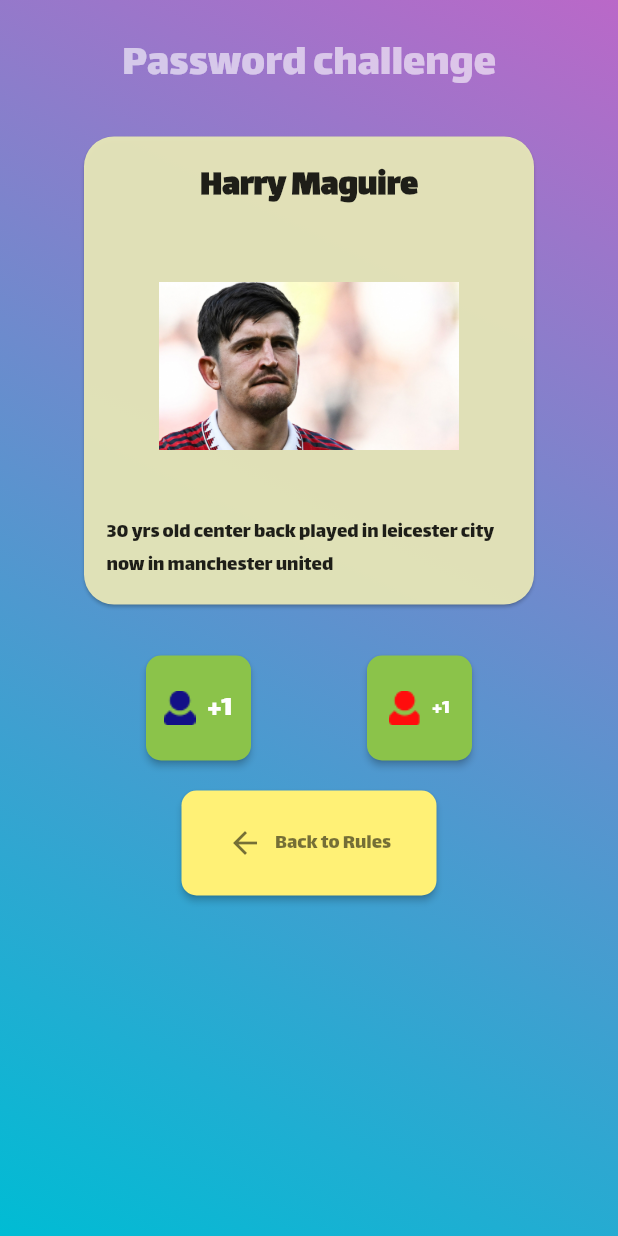
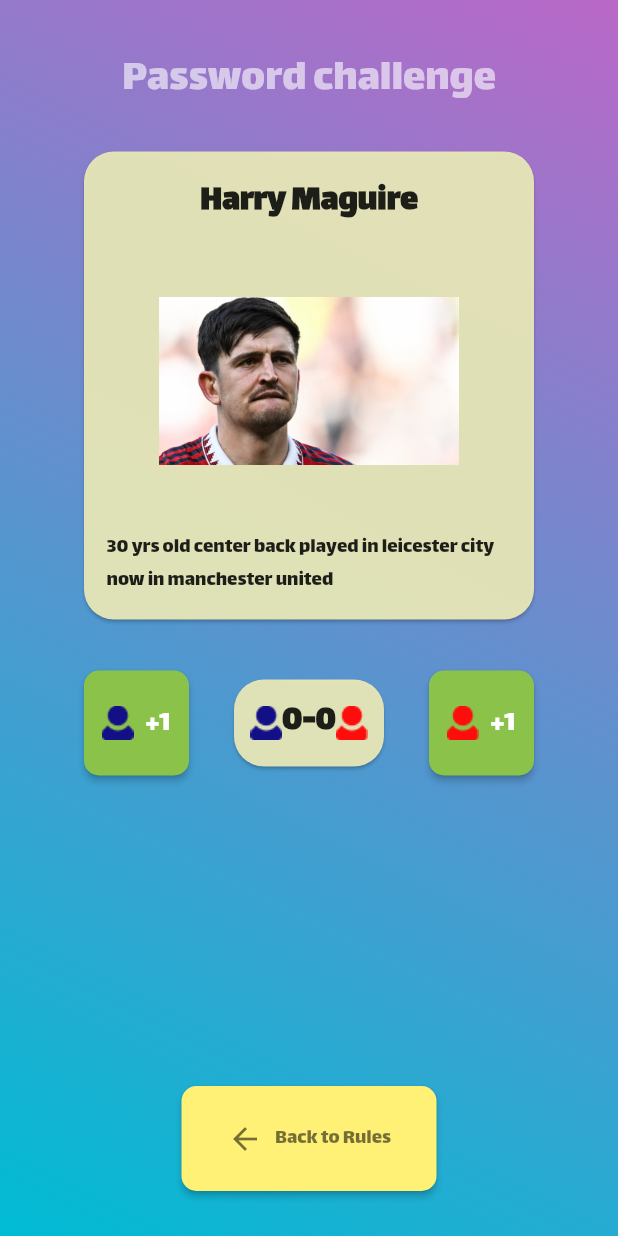
Before and after one commit to houssam-1553/tuto, a Flutter app: the passwordPage1 screen opened directly, on a phone screen of 412 x 824 dp. Run offline on Flutter 3.47's test engine with Material 2 defaults, Android fonts, the phone set to English and light mode, and no system bars.

Commit message:
password challange second try zid syi m3a status bar ida 9dert tdirlo hide

```diff
--- a/lib/main.dart
+++ b/lib/main.dart
@@ -1,20 +1,38 @@
 import 'dart:async';
 import 'package:flutter/material.dart';
+import 'package:flutter/services.dart';
 
 void main() {
+  /*SystemChrome.setEnabledSystemUIMode(SystemUiMode.immersiveSticky);*/
   runApp(MyApp());
 }
 
 class MyApp extends StatelessWidget {
   @override
   Widget build(BuildContext context) {
+    // Hide the status bar for the entire app
+
+
+    // Set the SystemUiOverlayStyle to match your design preferences
+    SystemChrome.setSystemUIOverlayStyle(
+      SystemUiOverlayStyle(
+        statusBarColor: Colors.transparent,
+        systemNavigationBarColor: Colors.transparent,
+        statusBarIconBrightness: Brightness.dark,
+        systemNavigationBarIconBrightness: Brightness.dark,
+      ),
+    );
     return MaterialApp(
       theme: ThemeData(
         fontFamily: 'Lalezar-Regular', // Specify your custom font family here
       ),
       home: SplashScreen(),
+      /*home: FirstPage(gradientColors: [
+        Colors.purple[300]!,
+        Colors.cyan,
+      ],),*/
     );
-  }
+    }
 }
 
 class SplashScreen extends StatefulWidget {
@@ -554,8 +572,9 @@ class passwordPage1 extends StatelessWidget {
   @override
   Widget build(BuildContext context) {
     return Scaffold(
-      body: Container(
-        padding: EdgeInsets.all(20),
+      body:SafeArea(
+      child :Container(
+        padding: EdgeInsets.all(30),
         decoration: BoxDecoration(
           gradient: LinearGradient(
             begin: Alignment.topRight,
@@ -568,15 +587,14 @@ class passwordPage1 extends StatelessWidget {
             mainAxisAlignment: MainAxisAlignment.start,
             crossAxisAlignment: CrossAxisAlignment.center,
             children: [
-              Container(
-                child: Text(
+               Text(
                   "Password challenge",
                   style: TextStyle(
                     fontSize: 30,
                     color: Colors.white60,
                   ),
                 ),
-              ),
+
               SizedBox(
                 height: 20,
               ),
@@ -595,15 +613,14 @@ class passwordPage1 extends StatelessWidget {
                     mainAxisAlignment: MainAxisAlignment.center,
 
                     children: [
-                      Center(
-                        child: Text(
+                      Text(
                           'Harry Maguire',
                           style: TextStyle(
                             fontSize: 24,
                             fontWeight: FontWeight.bold,
                           ),
                         ),
-                      ),
+
                       Image.asset("assets/images/harryy.png"
                       ,height: 200,
                         width: 200,
@@ -624,7 +641,7 @@ class passwordPage1 extends StatelessWidget {
                       Navigator.push(
                         context,
                         MaterialPageRoute(
-                          builder: (context) => FirstPage(
+                          builder: (context) => passwordPage1(
                             gradientColors: [
                               Colors.purple[300]!,
                               Colors.cyan,
@@ -656,12 +673,55 @@ class passwordPage1 extends StatelessWidget {
                     style:TextStyle(fontSize: 20),),
 
                   ),
+                  Card(
+                    color: Color(0xF6E5E5B8),
+
+                    shape: RoundedRectangleBorder(
+                      borderRadius: BorderRadius.circular(20),
+                    ),
+                    child: Container(
+                      width: 100,
+
+                      padding: EdgeInsets.all(10),
+                      child: Row(
+                        crossAxisAlignment: CrossAxisAlignment.center,
+                        mainAxisAlignment: MainAxisAlignment.center,
+
+                        children: [
+                          Image.asset("assets/images/user2.png"
+                          ),
+                          Text(
+                            '0',
+                            style: TextStyle(
+                              fontSize: 24,
+                              fontWeight: FontWeight.bold,
+                            ),
+                          ),
+                          const Text(
+                            '-',
+                            style: TextStyle(
+                              fontSize: 24,
+                              fontWeight: FontWeight.bold,
+                            ),
+                          ),
+                          Text(
+                            '0',
+                            style: TextStyle(
+                              fontSize: 24,
+                              fontWeight: FontWeight.bold,
+                            ),
+                          ),
+                          Image.asset("assets/images/user1.png"),
+                        ],
+                      ),
+                    ),
+                  ),
                   ElevatedButton.icon(
                     onPressed: () {
                       Navigator.push(
                         context,
                         MaterialPageRoute(
-                          builder: (context) => FirstPage(
+                          builder: (context) => passwordPage1(
                             gradientColors: [
                               Colors.purple[300]!,
                               Colors.cyan,
@@ -688,14 +748,17 @@ class passwordPage1 extends StatelessWidget {
                       padding: MaterialStateProperty.all(EdgeInsets.all(10)),
                     ),
                     icon: Image.asset("assets/images/user1.png"),
-                    label: Text("+1"),
+                    label: Text("+1",
+                      style:TextStyle(fontSize: 20),),
 
 
                   ),
                 ],
               ),
               SizedBox(height: 20,),
-              ElevatedButton.icon(
+              Expanded(child: Align(
+                alignment: Alignment.bottomCenter,
+                child: ElevatedButton.icon(
                 onPressed: () {
                   Navigator.push(
                     context,
@@ -731,11 +794,14 @@ class passwordPage1 extends StatelessWidget {
 
 
               ),
+              ),
+              ),
             ],
 
           ),
         ),
       ),
+      ),
     );
   }
 }
```
